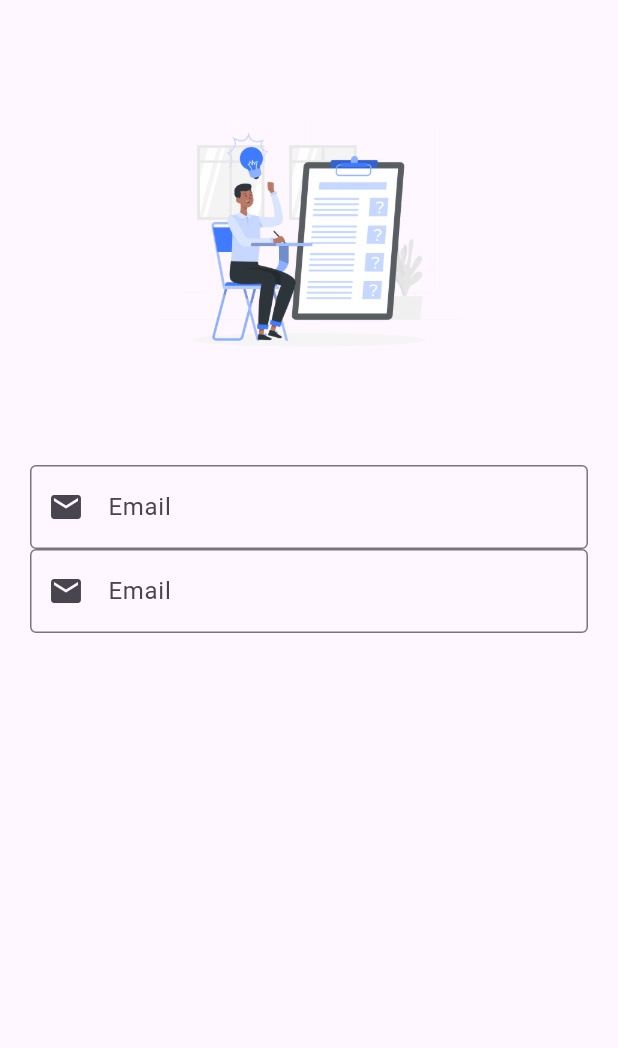
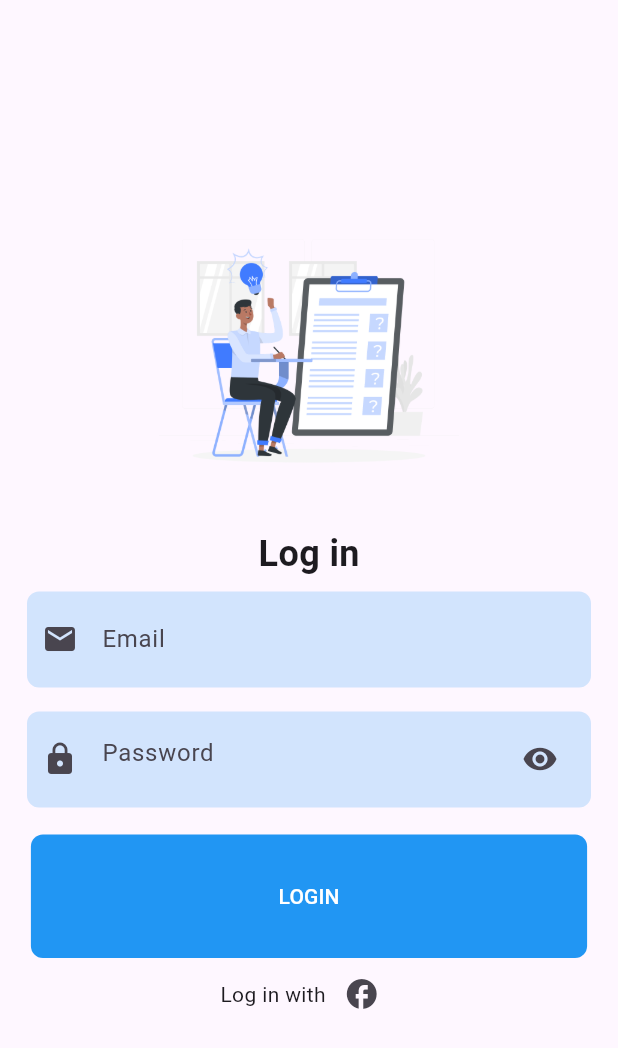
Before and after one commit to Ce-lina/Upgrade-employee, a Flutter app: the screen it shows after launch, on a phone screen of 412 x 824 dp. Shown: the top 1048 px of the screen. Run offline on Flutter 3.47's test engine with Material 3 defaults, Android fonts, the phone set to English and light mode, and no system bars; our stand-ins replace get.

Commit message:
page login

```diff
--- a/upgrade_employ/lib/navigation/app_route.dart
+++ b/upgrade_employ/lib/navigation/app_route.dart
@@ -1,4 +1,5 @@
 class AppRoute {
   static const splash = '/splash';
   static const login = '/login';
+  static const signup = '/signup';
 }
--- a/upgrade_employ/lib/screens/login.dart
+++ b/upgrade_employ/lib/screens/login.dart
@@ -2,58 +2,145 @@ import 'package:flutter/material.dart';
 import 'package:get/get.dart';
 import 'package:upgrade_employ/component/constante.dart';
 
-class Login extends StatelessWidget {
+class Login extends StatefulWidget {
   const Login({super.key});
 
   @override
+  State<Login> createState() => _LoginState();
+}
+
+class _LoginState extends State<Login> {
+//We need two text editing controller
+
+//TextEditing controller to control the text when we enter it
+  final Email = TextEditingController();
+  final password = TextEditingController();
+
+  //A bool variable for show and hide password
+  bool isVisible = true;
+
+  //We have to create global key for our form
+  final formKey = GlobalKey<FormState>();
+  @override
   Widget build(BuildContext context) {
     return Scaffold(
-      /*appBar: AppBar(
-        backgroundColor: Colors.blueAccent,
-        automaticallyImplyLeading: false,
-      ),*/
+      body: Center(
+        child: SingleChildScrollView(
+          child: Padding(
+            padding: const EdgeInsets.all(10.0),
+            child: Column(
+              key: formKey,
+              children: [
+                //Email field
+                //Before we show the image, after we copied the image we need to define the location in pubspec.yaml
+                Image.asset(
+                  '${Constante.imagePath}login.png',
+                  width: 200,
+                ),
+                const SizedBox(height: 15),
 
+                Text(
+                  'Log in',
+                  style: TextStyle(fontSize: 24, fontWeight: FontWeight.bold),
+                ),
 
-      body: SingleChildScrollView(
-        child: Padding(
-          padding: EdgeInsets.symmetric(horizontal: 20, vertical:60),
-          child: Form(
-            child: Column(
-              crossAxisAlignment: CrossAxisAlignment.center,
-              mainAxisAlignment: MainAxisAlignment.center,
-              children:[
                 Container(
-                  width: 200,
-                    height: 200,
-                  child: Image.asset(
-                    '${Constante.imagePath}login.png',
-                    fit: BoxFit.cover,
+                  margin: EdgeInsets.all(8),
+                  padding:
+                      const EdgeInsets.symmetric(horizontal: 10, vertical: 8),
+                  decoration: BoxDecoration(
+                      borderRadius: BorderRadius.circular(8),
+                      color: Colors.blue.withOpacity(.2)),
+                  child: TextFormField(
+                    validator: (value) {
+                      if (value!.isEmpty) {
+                        return "Email is required";
+                      }
+                      return null;
+                    },
+                    decoration: InputDecoration(
+                      icon: Icon(Icons.email),
+                      border: InputBorder.none,
+                      hintText: "Email",
+                    ),
                   ),
                 ),
 
-                SizedBox(height: 50),
-                TextFormField(
-                  keyboardType: TextInputType.emailAddress,
-                  decoration: InputDecoration(
-                    labelText: "Email",
-                    border: OutlineInputBorder(),
-                    prefixIcon: Icon(Icons.email),
+                //Password field
+                Container(
+                  margin: const EdgeInsets.all(8),
+                  padding:
+                      const EdgeInsets.symmetric(horizontal: 10, vertical: 8),
+                  decoration: BoxDecoration(
+                      borderRadius: BorderRadius.circular(8),
+                      color: Colors.blue.withOpacity(.2)),
+                  child: TextFormField(
+                    validator: (value) {
+                      if (value!.isEmpty) {
+                        return "password is required";
+                      }
+                      return null;
+                    },
+                    obscureText: isVisible,
+                    decoration: InputDecoration(
+                        icon: Icon(Icons.lock),
+                        border: InputBorder.none,
+                        hintText: "Password",
+                        suffixIcon: IconButton(
+                            onPressed: () {
+                              //In here we will create a click tio show and hide the password a toggle button
+                              setState(() {
+                                //toggle button
+                                isVisible = !isVisible;
+                              });
+                            },
+                            icon: Icon(isVisible
+                                ? Icons.visibility
+                                : Icons.visibility_off))),
                   ),
                 ),
-                TextFormField(
-                  keyboardType: TextInputType.emailAddress,
-                  decoration: InputDecoration(
-                    labelText: "Email",
-                    border: OutlineInputBorder(),
-                    prefixIcon: Icon(Icons.email),
+                const SizedBox(height: 10),
+
+                //Login button
+                Container(
+                  height: MediaQuery.of(context).size.height * 0.1,
+                  width: MediaQuery.of(context).size.width * .9,
+                  decoration: BoxDecoration(
+                    borderRadius: BorderRadius.circular(8),
+                    color: Colors.blue,
                   ),
+                  child: TextButton(
+                      onPressed: () {
+                        if (formKey.currentState!.validate()) {
+                          //Login method willw bw here
+                        }
+                      },
+                      child: const Text(
+                        "LOGIN",
+                        style: TextStyle(color: Colors.white),
+                      )),
                 ),
-
+                Row(mainAxisAlignment: MainAxisAlignment.center, children: [
+                  Text('Log in with'),
+                  IconButton(
+                    icon: Icon(Icons.facebook),
+                    onPressed: () {},
+                  ),
+                  /*IconButton(icon: Icon(Icons.google),
+                    onPressed: (){},),
+                    IconButton(icon: Icon(Icons.github),
+                    onPressed: (){},),*/
+                ]),
+                /*isLoginTrue
+                    ? const Text(
+                        "Username or passowrd is incorrect",
+                        style: TextStyle(color: Colors.red),
+                      )
+                    : const SizedBox(),*/
               ],
             ),
           ),
         ),
-
       ),
     );
   }
```
Also changed, not shown: upgrade_employ/asset/githubicon.png (added), upgrade_employ/asset/googleicon.png (added).
